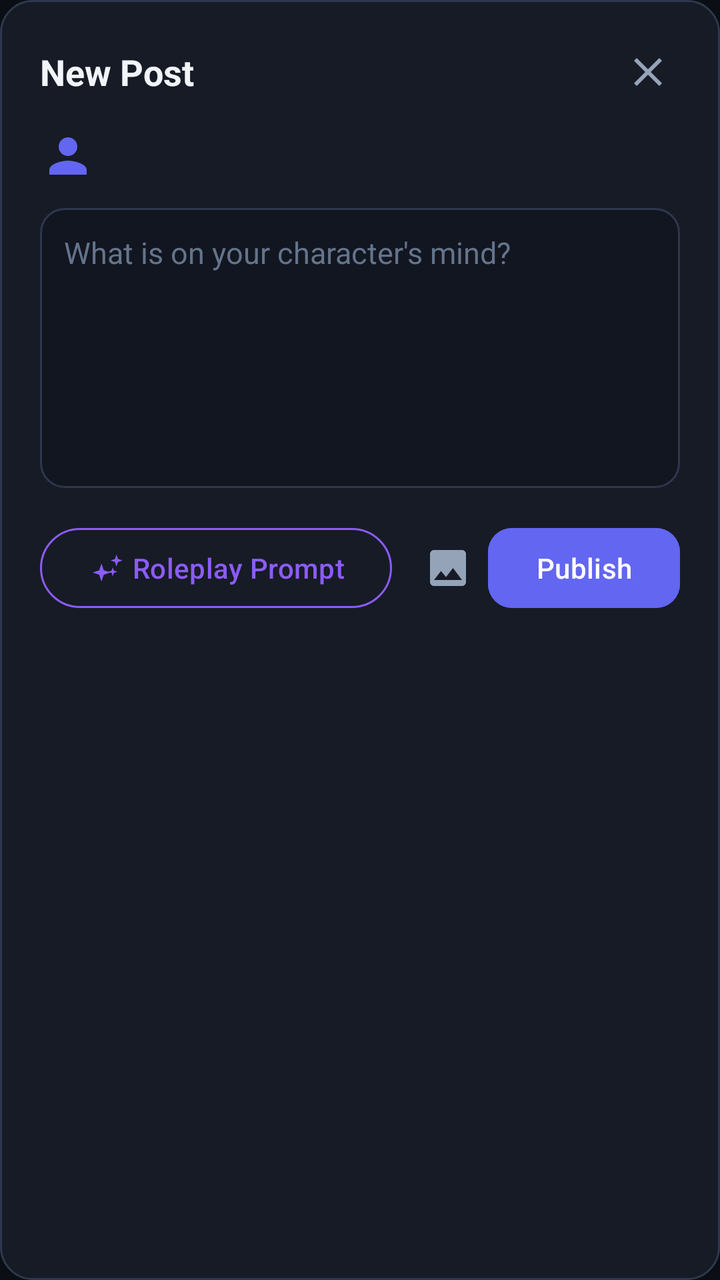
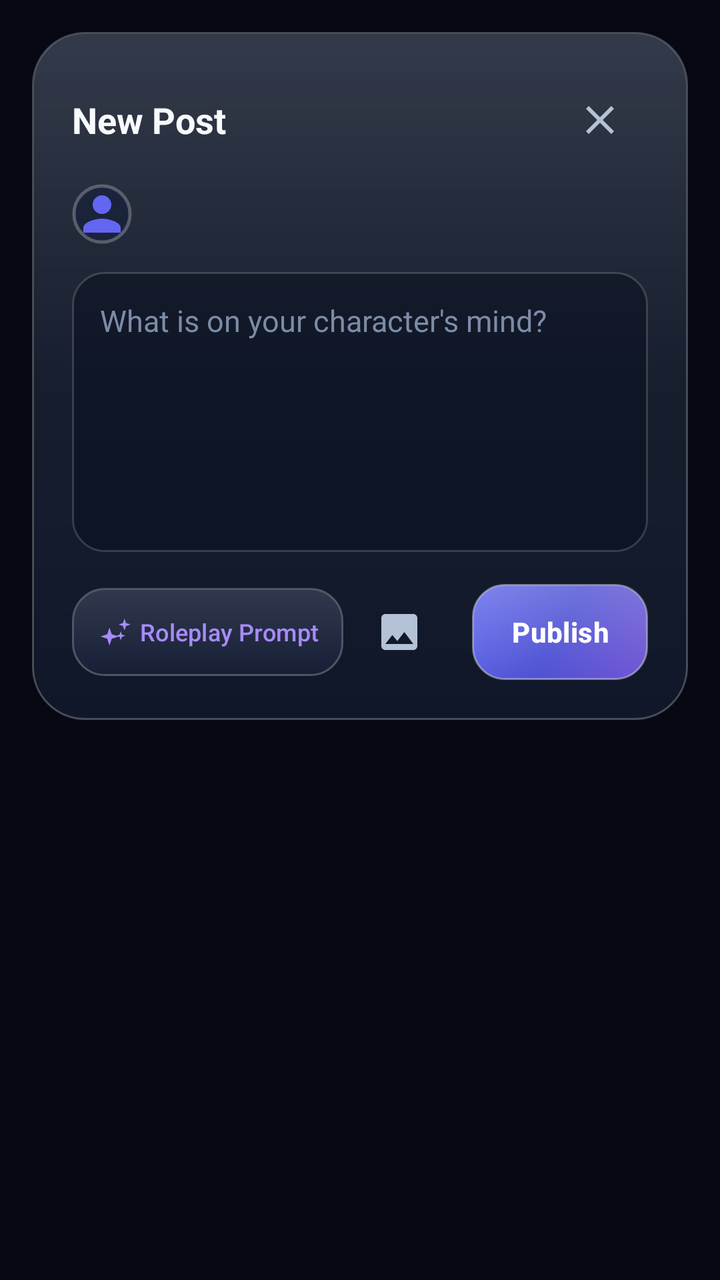

The first picture is an Android layout as it rendered before a commit; the second is the same layout after the commit. The layout source and the unified diff follow.
<!-- AndroidManifest.xml: application theme Theme.PersonaNet -->
<!-- res/layout/dialog_create_post.xml -->
<?xml version="1.0" encoding="utf-8"?>
<LinearLayout xmlns:android="http://schemas.android.com/apk/res/android"
    xmlns:app="http://schemas.android.com/apk/res-auto"
    android:layout_width="match_parent"
    android:layout_height="wrap_content"
    android:background="@drawable/bg_rounded_card"
    android:orientation="vertical"
    android:padding="20dp">

    
    <LinearLayout
        android:layout_width="match_parent"
        android:layout_height="wrap_content"
        android:gravity="center_vertical"
        android:orientation="horizontal">

        <TextView
            android:layout_width="0dp"
            android:layout_height="wrap_content"
            android:layout_weight="1"
            android:text="@string/create_post"
            android:textColor="@color/text_primary"
            android:textSize="18sp"
            android:textStyle="bold" />

        <ImageView
            android:id="@+id/btn_close_dialog"
            android:layout_width="32dp"
            android:layout_height="32dp"
            android:background="?attr/selectableItemBackgroundBorderless"
            android:contentDescription="@string/cancel"
            android:padding="4dp"
            android:src="@drawable/ic_close_or_delete"
            app:tint="@color/text_secondary" />
    </LinearLayout>

    
    <LinearLayout
        android:layout_width="wrap_content"
        android:layout_height="wrap_content"
        android:layout_marginTop="12dp"
        android:gravity="center_vertical"
        android:orientation="horizontal">

        <ImageView
            android:id="@+id/image_author_avatar"
            android:layout_width="28dp"
            android:layout_height="28dp"
            android:contentDescription="@string/app_name"
            android:src="@drawable/ic_person_placeholder" />

        <TextView
            android:id="@+id/text_posting_as"
            android:layout_width="wrap_content"
            android:layout_height="wrap_content"
            android:layout_marginStart="8dp"
            android:textColor="@color/text_secondary"
            android:textSize="13sp" />
    </LinearLayout>

    
    <EditText
        android:id="@+id/edit_post_content"
        android:layout_width="match_parent"
        android:layout_height="140dp"
        android:layout_marginTop="12dp"
        android:background="@drawable/bg_input_field"
        android:gravity="top|start"
        android:hint="@string/post_hint"
        android:padding="12dp"
        android:textColor="@color/text_primary"
        android:textColorHint="@color/text_tertiary"
        android:textSize="15sp" />

    
    <LinearLayout
        android:id="@+id/layout_media_thumbnails"
        android:layout_width="match_parent"
        android:layout_height="wrap_content"
        android:layout_marginTop="12dp"
        android:orientation="vertical"
        android:visibility="gone">

        <TextView
            android:id="@+id/text_photos_counter"
            android:layout_width="wrap_content"
            android:layout_height="wrap_content"
            android:layout_marginBottom="6dp"
            android:text="0/5 photos"
            android:textColor="@color/text_secondary"
            android:textSize="12sp" />

        <androidx.recyclerview.widget.RecyclerView
            android:id="@+id/recycler_post_thumbnails"
            android:layout_width="match_parent"
            android:layout_height="wrap_content"
            android:orientation="horizontal"
            app:layoutManager="androidx.recyclerview.widget.LinearLayoutManager" />
    </LinearLayout>

    
    <LinearLayout
        android:layout_width="match_parent"
        android:layout_height="wrap_content"
        android:layout_marginTop="16dp"
        android:gravity="center_vertical"
        android:orientation="horizontal">

        <com.google.android.material.button.MaterialButton
            android:id="@+id/btn_roleplay_prompt"
            style="@style/Widget.Material3.Button.OutlinedButton"
            android:layout_width="wrap_content"
            android:layout_height="wrap_content"
            android:text="@string/suggest_idea"
            android:textColor="@color/violet_accent"
            app:icon="@drawable/ic_sparkles"
            app:iconTint="@color/violet_accent"
            app:strokeColor="@color/violet_accent" />

        <ImageView
            android:id="@+id/btn_attach_image"
            android:layout_width="40dp"
            android:layout_height="40dp"
            android:layout_marginStart="8dp"
            android:background="?attr/selectableItemBackgroundBorderless"
            android:contentDescription="@string/add_image"
            android:padding="8dp"
            android:src="@drawable/ic_image"
            app:tint="@color/text_secondary" />

        <View
            android:layout_width="0dp"
            android:layout_height="1dp"
            android:layout_weight="1" />

        <com.google.android.material.button.MaterialButton
            android:id="@+id/btn_publish_post"
            android:layout_width="wrap_content"
            android:layout_height="wrap_content"
            android:backgroundTint="@color/indigo_primary"
            android:text="@string/publish"
            android:textColor="@color/white"
            app:cornerRadius="12dp" />
    </LinearLayout>

</LinearLayout>
<!-- resources referenced by this layout -->
<resources>
  <color name="indigo_primary">#6366F1</color>
  <color name="text_primary">#F1F5F9</color>
  <color name="text_secondary">#94A3B8</color>
  <color name="text_tertiary">#64748B</color>
  <color name="violet_accent">#8B5CF6</color>
  <!-- drawable bg_input_field (drawable) -->
  <?xml version="1.0" encoding="utf-8"?>
  <shape xmlns:android="http://schemas.android.com/apk/res/android"
      android:shape="rectangle">
      <solid android:color="@color/surface_input" />
      <corners android:radius="12dp" />
      <stroke
          android:width="1dp"
          android:color="@color/border_divider" />
  </shape>
  <!-- drawable bg_rounded_card (drawable) -->
  <?xml version="1.0" encoding="utf-8"?>
  <shape xmlns:android="http://schemas.android.com/apk/res/android"
      android:shape="rectangle">
      <solid android:color="@color/surface_card" />
      <corners android:radius="16dp" />
      <stroke
          android:width="1dp"
          android:color="@color/border_divider" />
  </shape>
  <style name="Theme.PersonaNet" parent="Theme.Material3.DayNight.NoActionBar">
          
          <item name="colorPrimary">@color/indigo_primary</item>
          <item name="colorOnPrimary">@color/white</item>
          <item name="colorPrimaryContainer">@color/surface_elevated</item>
          <item name="colorOnPrimaryContainer">@color/text_primary</item>
          
          <item name="colorSecondary">@color/violet_accent</item>
          <item name="colorOnSecondary">@color/white</item>
  
          
          <item name="android:windowBackground">@color/bg_midnight</item>
          <item name="colorSurface">@color/surface_card</item>
          <item name="colorOnSurface">@color/text_primary</item>
          <item name="colorSurfaceVariant">@color/surface_elevated</item>
          <item name="colorOnSurfaceVariant">@color/text_secondary</item>
  
          
          <item name="android:statusBarColor">@color/bg_midnight</item>
          <item name="android:navigationBarColor">@color/bg_midnight</item>
          <item name="android:windowLightStatusBar">false</item>
          <item name="android:windowLightNavigationBar">false</item>
  
          <item name="android:textColorPrimary">@color/text_primary</item>
          <item name="android:textColorSecondary">@color/text_secondary</item>
      </style>
  <color name="surface_input">#121620</color>
  <color name="border_divider">#2E384D</color>
  <color name="surface_card">#161B26</color>
  <color name="surface_elevated">#1F2637</color>
  <color name="bg_midnight">#0B0E14</color>
  <!-- unchanged entries left out for length: 12 -->
</resources>

<!-- the commit's change to res/layout/dialog_create_post.xml (unified diff, before → after) -->
@@ -1,146 +1,164 @@
 <?xml version="1.0" encoding="utf-8"?>
-<LinearLayout xmlns:android="http://schemas.android.com/apk/res/android"
+<FrameLayout xmlns:android="http://schemas.android.com/apk/res/android"
     xmlns:app="http://schemas.android.com/apk/res-auto"
     android:layout_width="match_parent"
     android:layout_height="wrap_content"
-    android:background="@drawable/bg_rounded_card"
-    android:orientation="vertical"
-    android:padding="20dp">
+    android:padding="16dp">
 
-    
-    <LinearLayout
+    <ScrollView
         android:layout_width="match_parent"
         android:layout_height="wrap_content"
-        android:gravity="center_vertical"
-        android:orientation="horizontal">
+        android:background="@drawable/bg_glass_dialog"
+        android:fillViewport="true">
 
-        <TextView
-            android:layout_width="0dp"
-            android:layout_height="wrap_content"
-            android:layout_weight="1"
-            android:text="@string/create_post"
-            android:textColor="@color/text_primary"
-            android:textSize="18sp"
-            android:textStyle="bold" />
-
-        <ImageView
-            android:id="@+id/btn_close_dialog"
-            android:layout_width="32dp"
-            android:layout_height="32dp"
-            android:background="?attr/selectableItemBackgroundBorderless"
-            android:contentDescription="@string/cancel"
-            android:padding="4dp"
-            android:src="@drawable/ic_close_or_delete"
-            app:tint="@color/text_secondary" />
-    </LinearLayout>
-
-    
-    <LinearLayout
-        android:layout_width="wrap_content"
-        android:layout_height="wrap_content"
-        android:layout_marginTop="12dp"
-        android:gravity="center_vertical"
-        android:orientation="horizontal">
-
-        <ImageView
-            android:id="@+id/image_author_avatar"
-            android:layout_width="28dp"
-            android:layout_height="28dp"
-            android:contentDescription="@string/app_name"
-            android:src="@drawable/ic_person_placeholder" />
-
-        <TextView
-            android:id="@+id/text_posting_as"
-            android:layout_width="wrap_content"
-            android:layout_height="wrap_content"
-            android:layout_marginStart="8dp"
-            android:textColor="@color/text_secondary"
-            android:textSize="13sp" />
-    </LinearLayout>
-
-    
-    <EditText
-        android:id="@+id/edit_post_content"
-        android:layout_width="match_parent"
-        android:layout_height="140dp"
-        android:layout_marginTop="12dp"
-        android:background="@drawable/bg_input_field"
-        android:gravity="top|start"
-        android:hint="@string/post_hint"
-        android:padding="12dp"
-        android:textColor="@color/text_primary"
-        android:textColorHint="@color/text_tertiary"
-        android:textSize="15sp" />
-
-    
-    <LinearLayout
-        android:id="@+id/layout_media_thumbnails"
-        android:layout_width="match_parent"
-        android:layout_height="wrap_content"
-        android:layout_marginTop="12dp"
-        android:orientation="vertical"
-        android:visibility="gone">
-
-        <TextView
-            android:id="@+id/text_photos_counter"
-            android:layout_width="wrap_content"
-            android:layout_height="wrap_content"
-            android:layout_marginBottom="6dp"
-            android:text="0/5 photos"
-            android:textColor="@color/text_secondary"
-            android:textSize="12sp" />
-
-        <androidx.recyclerview.widget.RecyclerView
-            android:id="@+id/recycler_post_thumbnails"
+        <LinearLayout
             android:layout_width="match_parent"
             android:layout_height="wrap_content"
-            android:orientation="horizontal"
-            app:layoutManager="androidx.recyclerview.widget.LinearLayoutManager" />
-    </LinearLayout>
+            android:orientation="vertical"
+            android:padding="20dp">
 
-    
-    <LinearLayout
-        android:layout_width="match_parent"
-        android:layout_height="wrap_content"
-        android:layout_marginTop="16dp"
-        android:gravity="center_vertical"
-        android:orientation="horizontal">
+            
+            <LinearLayout
+                android:layout_width="match_parent"
+                android:layout_height="wrap_content"
+                android:gravity="center_vertical"
+                android:orientation="horizontal">
 
-        <com.google.android.material.button.MaterialButton
-            android:id="@+id/btn_roleplay_prompt"
-            style="@style/Widget.Material3.Button.OutlinedButton"
-            android:layout_width="wrap_content"
-            android:layout_height="wrap_content"
-            android:text="@string/suggest_idea"
-            android:textColor="@color/violet_accent"
-            app:icon="@drawable/ic_sparkles"
-            app:iconTint="@color/violet_accent"
-            app:strokeColor="@color/violet_accent" />
+                <TextView
+                    android:layout_width="0dp"
+                    android:layout_height="wrap_content"
+                    android:layout_weight="1"
+                    android:text="@string/create_post"
+                    android:textColor="@color/text_primary"
+                    android:textSize="18sp"
+                    android:textStyle="bold" />
 
-        <ImageView
-            android:id="@+id/btn_attach_image"
-            android:layout_width="40dp"
-            android:layout_height="40dp"
-            android:layout_marginStart="8dp"
-            android:background="?attr/selectableItemBackgroundBorderless"
-            android:contentDescription="@string/add_image"
-            android:padding="8dp"
-            android:src="@drawable/ic_image"
-            app:tint="@color/text_secondary" />
+                <ImageView
+                    android:id="@+id/btn_close_dialog"
+                    android:layout_width="48dp"
+                    android:layout_height="48dp"
+                    android:background="?attr/selectableItemBackgroundBorderless"
+                    android:contentDescription="@string/cancel"
+                    android:padding="12dp"
+                    android:src="@drawable/ic_close_or_delete"
+                    app:tint="@color/text_secondary" />
+            </LinearLayout>
 
-        <View
-            android:layout_width="0dp"
-            android:layout_height="1dp"
-            android:layout_weight="1" />
+            
+            <LinearLayout
+                android:layout_width="wrap_content"
+                android:layout_height="wrap_content"
+                android:layout_marginTop="8dp"
+                android:gravity="center_vertical"
+                android:orientation="horizontal">
 
-        <com.google.android.material.button.MaterialButton
-            android:id="@+id/btn_publish_post"
-            android:layout_width="wrap_content"
-            android:layout_height="wrap_content"
-            android:backgroundTint="@color/indigo_primary"
-            android:text="@string/publish"
-            android:textColor="@color/white"
-            app:cornerRadius="12dp" />
-    </LinearLayout>
+                <com.google.android.material.imageview.ShapeableImageView
+                    android:id="@+id/image_author_avatar"
+                    android:layout_width="30dp"
+                    android:layout_height="30dp"
+                    android:background="@color/surface_elevated"
+                    android:contentDescription="@string/app_name"
+                    android:padding="1dp"
+                    android:scaleType="centerCrop"
+                    android:src="@drawable/ic_person_placeholder"
+                    app:shapeAppearanceOverlay="@style/ShapeAppearance.PersonaNet.Circle"
+                    app:strokeColor="@color/glass_border_bright"
+                    app:strokeWidth="1.5dp" />
 
-</LinearLayout>
+                <TextView
+                    android:id="@+id/text_posting_as"
+                    android:layout_width="wrap_content"
+                    android:layout_height="wrap_content"
+                    android:layout_marginStart="10dp"
+                    android:textColor="@color/text_secondary"
+                    android:textSize="13sp" />
+            </LinearLayout>
+
+            
+            <EditText
+                android:id="@+id/edit_post_content"
+                android:layout_width="match_parent"
+                android:layout_height="140dp"
+                android:layout_marginTop="14dp"
+                android:background="@drawable/bg_input_field"
+                android:gravity="top|start"
+                android:hint="@string/post_hint"
+                android:padding="14dp"
+                android:textColor="@color/text_primary"
+                android:textColorHint="@color/text_tertiary"
+                android:textSize="15sp" />
+
+            
+            <LinearLayout
+                android:id="@+id/layout_media_thumbnails"
+                android:layout_width="match_parent"
+                android:layout_height="wrap_content"
+                android:layout_marginTop="12dp"
+                android:orientation="vertical"
+                android:visibility="gone">
+
+                <TextView
+                    android:id="@+id/text_photos_counter"
+                    android:layout_width="wrap_content"
+                    android:layout_height="wrap_content"
+                    android:layout_marginBottom="6dp"
+                    android:text="0/5 photos"
+                    android:textColor="@color/text_secondary"
+                    android:textSize="12sp" />
+
+                <androidx.recyclerview.widget.RecyclerView
+                    android:id="@+id/recycler_post_thumbnails"
+                    android:layout_width="match_parent"
+                    android:layout_height="wrap_content"
+                    android:orientation="horizontal"
+                    app:layoutManager="androidx.recyclerview.widget.LinearLayoutManager" />
+            </LinearLayout>
+
+            
+            <LinearLayout
+                android:layout_width="match_parent"
+                android:layout_height="wrap_content"
+                android:layout_marginTop="16dp"
+                android:gravity="center_vertical"
+                android:orientation="horizontal">
+
+                <com.google.android.material.button.MaterialButton
+                    android:id="@+id/btn_roleplay_prompt"
+                    style="@style/Widget.PersonaNet.GlassButton.Secondary"
+                    android:layout_width="wrap_content"
+                    android:layout_height="44dp"
+                    android:paddingHorizontal="12dp"
+                    android:text="@string/suggest_idea"
+                    android:textColor="@color/violet_accent"
+                    android:textSize="12sp"
+                    app:icon="@drawable/ic_sparkles"
+                    app:iconTint="@color/violet_accent" />
+
+                <ImageView
+                    android:id="@+id/btn_attach_image"
+                    android:layout_width="48dp"
+                    android:layout_height="48dp"
+                    android:layout_marginStart="4dp"
+                    android:background="?attr/selectableItemBackgroundBorderless"
+                    android:contentDescription="@string/add_image"
+                    android:padding="12dp"
+                    android:src="@drawable/ic_image"
+                    app:tint="@color/text_secondary" />
+
+                <View
+                    android:layout_width="0dp"
+                    android:layout_height="1dp"
+                    android:layout_weight="1" />
+
+                <com.google.android.material.button.MaterialButton
+                    android:id="@+id/btn_publish_post"
+                    style="@style/Widget.PersonaNet.GlassButton.Primary"
+                    android:layout_width="wrap_content"
+                    android:layout_height="48dp"
+                    android:paddingHorizontal="18dp"
+                    android:text="@string/publish" />
+            </LinearLayout>
+
+        </LinearLayout>
+    </ScrollView>
+</FrameLayout>
<!-- resource entries referenced after the edit -->
@@ -1,39 +1,96 @@
 <!-- resources referenced by this layout -->
 <resources>
-  <color name="indigo_primary">#6366F1</color>
-  <color name="text_primary">#F1F5F9</color>
-  <color name="text_secondary">#94A3B8</color>
-  <color name="text_tertiary">#64748B</color>
-  <color name="violet_accent">#8B5CF6</color>
+  <color name="glass_border_bright">#40FFFFFF</color>
+  <color name="indigo_primary">#7C83FF</color>
+  <color name="text_primary">#F8FAFC</color>
+  <color name="text_secondary">#B4C2D8</color>
+  <color name="text_tertiary">#7C8CA6</color>
+  <color name="violet_accent">#A78BFA</color>
+  <!-- drawable bg_glass_dialog (drawable) -->
+  <?xml version="1.0" encoding="utf-8"?>
+  <layer-list xmlns:android="http://schemas.android.com/apk/res/android">
+      <item>
+          <shape android:shape="rectangle">
+              <solid android:color="@color/glass_surface_dialog" />
+              <corners android:radius="@dimen/glass_radius_dialog" />
+              <stroke
+                  android:width="1dp"
+                  android:color="@color/glass_border_bright" />
+          </shape>
+      </item>
+      <item
+          android:left="1dp"
+          android:right="1dp"
+          android:top="1dp"
+          android:bottom="1dp">
+          <shape android:shape="rectangle">
+              <gradient
+                  android:angle="270"
+                  android:startColor="#26FFFFFF"
+                  android:centerColor="#08FFFFFF"
+                  android:endColor="@color/glass_sheen_none"
+                  android:type="linear" />
+              <corners android:radius="25dp" />
+          </shape>
+      </item>
+  </layer-list>
   <!-- drawable bg_input_field (drawable) -->
   <?xml version="1.0" encoding="utf-8"?>
-  <shape xmlns:android="http://schemas.android.com/apk/res/android"
-      android:shape="rectangle">
-      <solid android:color="@color/surface_input" />
-      <corners android:radius="12dp" />
-      <stroke
-          android:width="1dp"
-          android:color="@color/border_divider" />
-  </shape>
-  <!-- drawable bg_rounded_card (drawable) -->
-  <?xml version="1.0" encoding="utf-8"?>
-  <shape xmlns:android="http://schemas.android.com/apk/res/android"
-      android:shape="rectangle">
-      <solid android:color="@color/surface_card" />
-      <corners android:radius="16dp" />
-      <stroke
-          android:width="1dp"
-          android:color="@color/border_divider" />
-  </shape>
+  <selector xmlns:android="http://schemas.android.com/apk/res/android">
+      <item android:state_focused="true">
+          <shape android:shape="rectangle">
+              <solid android:color="#A60D1528" />
+              <corners android:radius="@dimen/glass_radius_input" />
+              <stroke
+                  android:width="1.2dp"
+                  android:color="@color/indigo_primary" />
+          </shape>
+      </item>
+      <item>
+          <shape android:shape="rectangle">
+              <solid android:color="@color/surface_input" />
+              <corners android:radius="@dimen/glass_radius_input" />
+              <stroke
+                  android:width="1dp"
+                  android:color="@color/border_divider" />
+          </shape>
+      </item>
+  </selector>
+  <style name="ShapeAppearance.PersonaNet.Circle" parent="ShapeAppearance.Material3.Corner.Full">
+          <item name="cornerSize">50%</item>
+      </style>
+  <style name="Widget.PersonaNet.GlassButton.Primary" parent="Widget.Material3.Button">
+          <item name="backgroundTint">@null</item>
+          <item name="android:background">@drawable/bg_glass_button_primary</item>
+          <item name="android:textColor">@color/white</item>
+          <item name="android:textStyle">bold</item>
+          <item name="android:letterSpacing">0.01</item>
+          <item name="android:minHeight">48dp</item>
+          <item name="android:insetTop">0dp</item>
+          <item name="android:insetBottom">0dp</item>
+          <item name="rippleColor">@color/ripple_color</item>
+      </style>
+  <style name="Widget.PersonaNet.GlassButton.Secondary" parent="Widget.Material3.Button.OutlinedButton">
+          <item name="backgroundTint">@null</item>
+          <item name="android:background">@drawable/bg_glass_button_secondary</item>
+          <item name="android:textColor">@color/text_primary</item>
+          <item name="android:minHeight">44dp</item>
+          <item name="android:insetTop">0dp</item>
+          <item name="android:insetBottom">0dp</item>
+          <item name="strokeWidth">0dp</item>
+          <item name="rippleColor">@color/ripple_color</item>
+      </style>
   <style name="Theme.PersonaNet" parent="Theme.Material3.DayNight.NoActionBar">
           
           <item name="colorPrimary">@color/indigo_primary</item>
           <item name="colorOnPrimary">@color/white</item>
           <item name="colorPrimaryContainer">@color/surface_elevated</item>
           <item name="colorOnPrimaryContainer">@color/text_primary</item>
-          
+  
           <item name="colorSecondary">@color/violet_accent</item>
           <item name="colorOnSecondary">@color/white</item>
+          <item name="colorSecondaryContainer">@color/indigo_glow</item>
+          <item name="colorOnSecondaryContainer">@color/text_primary</item>
   
           
           <item name="android:windowBackground">@color/bg_midnight</item>
@@ -41,21 +98,148 @@
           <item name="colorOnSurface">@color/text_primary</item>
           <item name="colorSurfaceVariant">@color/surface_elevated</item>
           <item name="colorOnSurfaceVariant">@color/text_secondary</item>
-  
-          
-          <item name="android:statusBarColor">@color/bg_midnight</item>
-          <item name="android:navigationBarColor">@color/bg_midnight</item>
+          <item name="colorOutline">@color/border_divider</item>
+          <item name="colorControlHighlight">@color/ripple_color</item>
+  
+          
+          <item name="android:statusBarColor">@android:color/transparent</item>
+          <item name="android:navigationBarColor">@android:color/transparent</item>
           <item name="android:windowLightStatusBar">false</item>
           <item name="android:windowLightNavigationBar">false</item>
+          <item name="android:enforceNavigationBarContrast">false</item>
+          <item name="android:enforceStatusBarContrast">false</item>
   
           <item name="android:textColorPrimary">@color/text_primary</item>
           <item name="android:textColorSecondary">@color/text_secondary</item>
-      </style>
-  <color name="surface_input">#121620</color>
-  <color name="border_divider">#2E384D</color>
-  <color name="surface_card">#161B26</color>
-  <color name="surface_elevated">#1F2637</color>
-  <color name="bg_midnight">#0B0E14</color>
+          <item name="android:textColorHint">@color/text_tertiary</item>
+  
+          
+          <item name="alertDialogTheme">@style/Theme.PersonaNet.AlertDialog</item>
+          <item name="materialAlertDialogTheme">@style/Theme.PersonaNet.AlertDialog</item>
+      </style>
+  <color name="glass_surface_dialog">#EB11182B</color>
+  <dimen name="glass_radius_dialog">26dp</dimen>
+  <color name="glass_sheen_none">#00FFFFFF</color>
+  <dimen name="glass_radius_input">16dp</dimen>
+  <color name="surface_input">#80090F1E</color>
+  <color name="border_divider">#29FFFFFF</color>
+  <!-- drawable bg_glass_button_primary (drawable) -->
+  <?xml version="1.0" encoding="utf-8"?>
+  <selector xmlns:android="http://schemas.android.com/apk/res/android">
+      <item android:state_enabled="false">
+          <shape android:shape="rectangle">
+              <solid android:color="#337C83FF" />
+              <corners android:radius="@dimen/glass_radius_button" />
+              <stroke
+                  android:width="1dp"
+                  android:color="@color/glass_border_subtle" />
+          </shape>
+      </item>
+      <item>
+          <ripple android:color="@color/ripple_color">
+              <item>
+                  <layer-list>
+                      <item>
+                          <shape android:shape="rectangle">
+                              <gradient
+                                  android:angle="315"
+                                  android:startColor="#E66870FF"
+                                  android:centerColor="#E65558E6"
+                                  android:endColor="#E67C5CE6"
+                                  android:type="linear" />
+                              <corners android:radius="@dimen/glass_radius_button" />
+                              <stroke
+                                  android:width="1dp"
+                                  android:color="#66FFFFFF" />
+                          </shape>
+                      </item>
+                      <item android:left="1dp" android:right="1dp" android:top="1dp" android:bottom="1dp">
+                          <shape android:shape="rectangle">
+                              <gradient
+                                  android:angle="270"
+                                  android:startColor="#30FFFFFF"
+                                  android:endColor="@color/glass_sheen_none"
+                                  android:type="linear" />
+                              <corners android:radius="15dp" />
+                          </shape>
+                      </item>
+                  </layer-list>
+              </item>
+          </ripple>
+      </item>
+  </selector>
+  <color name="ripple_color">#38FFFFFF</color>
+  <!-- drawable bg_glass_button_secondary (drawable) -->
+  <?xml version="1.0" encoding="utf-8"?>
+  <selector xmlns:android="http://schemas.android.com/apk/res/android">
+      <item android:state_enabled="false">
+          <shape android:shape="rectangle">
+              <solid android:color="#2618223A" />
+              <corners android:radius="@dimen/glass_radius_button" />
+              <stroke
+                  android:width="1dp"
+                  android:color="@color/glass_border_subtle" />
+          </shape>
+      </item>
+      <item>
+          <ripple android:color="@color/ripple_color">
+              <item>
+                  <layer-list>
+                      <item>
+                          <shape android:shape="rectangle">
+                              <solid android:color="@color/surface_elevated" />
+                              <corners android:radius="@dimen/glass_radius_button" />
+                              <stroke
+                                  android:width="1dp"
+                                  android:color="@color/glass_border_bright" />
+                          </shape>
+                      </item>
+                      <item android:left="1dp" android:right="1dp" android:top="1dp" android:bottom="1dp">
+                          <shape android:shape="rectangle">
+                              <gradient
+                                  android:angle="270"
+                                  android:startColor="#1CFFFFFF"
+                                  android:endColor="@color/glass_sheen_none"
+                                  android:type="linear" />
+                              <corners android:radius="15dp" />
+                          </shape>
+                      </item>
+                  </layer-list>
+              </item>
+          </ripple>
+      </item>
+  </selector>
+  <color name="indigo_glow">#387C83FF</color>
+  <color name="surface_card">#B311182B</color>
+  <style name="Theme.PersonaNet.AlertDialog" parent="ThemeOverlay.Material3.MaterialAlertDialog">
+          <item name="android:windowBackground">@drawable/bg_glass_dialog</item>
+          <item name="android:windowAnimationStyle">@style/GlassDialogAnimation</item>
+          <item name="android:backgroundDimAmount">0.60</item>
+          <item name="colorSurface">@color/glass_surface_dialog</item>
+          <item name="colorOnSurface">@color/text_primary</item>
+          <item name="colorPrimary">@color/indigo_primary</item>
+          <item name="buttonBarPositiveButtonStyle">@style/Widget.PersonaNet.DialogButton.Positive</item>
+          <item name="buttonBarNegativeButtonStyle">@style/Widget.PersonaNet.DialogButton.Negative</item>
+          <item name="buttonBarNeutralButtonStyle">@style/Widget.PersonaNet.DialogButton.Negative</item>
+      </style>
+  <dimen name="glass_radius_button">16dp</dimen>
+  <color name="glass_border_subtle">#1AFFFFFF</color>
+  <style name="GlassDialogAnimation">
+          <item name="android:windowEnterAnimation">@anim/glass_dialog_in</item>
+          <item name="android:windowExitAnimation">@anim/glass_dialog_out</item>
+      </style>
+  <style name="Widget.PersonaNet.DialogButton.Positive" parent="Widget.Material3.Button.TextButton.Dialog">
+          <item name="android:textColor">@color/indigo_primary</item>
+          <item name="android:textStyle">bold</item>
+          <item name="rippleColor">@color/ripple_accent</item>
+      </style>
+  <style name="Widget.PersonaNet.DialogButton.Negative" parent="Widget.Material3.Button.TextButton.Dialog">
+          <item name="android:textColor">@color/text_secondary</item>
+          <item name="rippleColor">@color/ripple_color</item>
+      </style>
+  <color name="ripple_accent">#407C83FF</color>
+  <color name="surface_elevated">#CC19223B</color>
+  <color name="bg_midnight">#060913</color>
   <!-- unchanged entries left out for length: 12 -->
 </resources>
 
